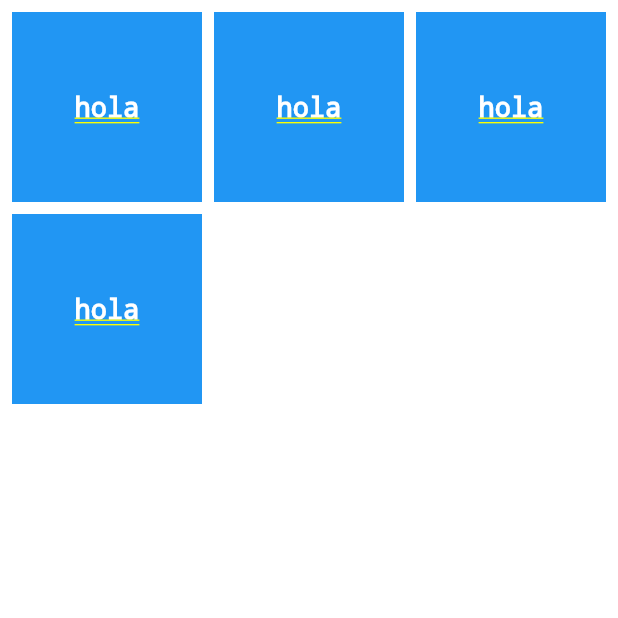
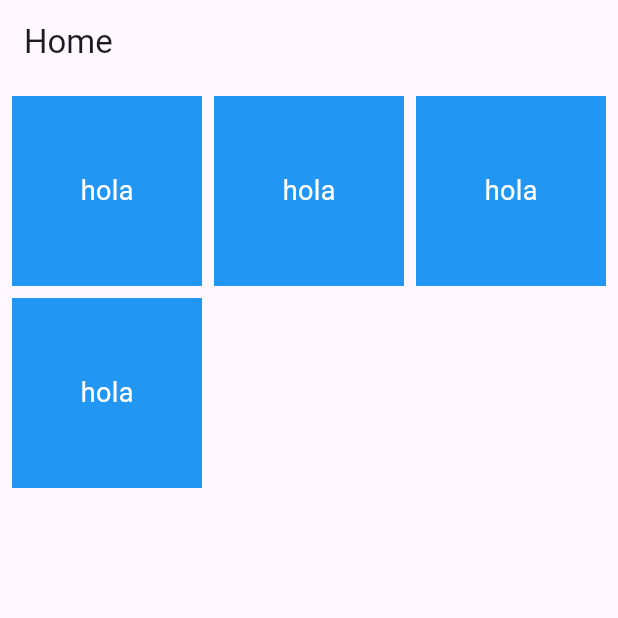
Before and after one commit to byronsmb/cryptocurrency_ui, a Flutter app: the screen it shows after launch, on a phone screen of 412 x 824 dp, the top half of it. Run offline on Flutter 3.47's test engine with Material 2 defaults, Android fonts, the phone set to English and light mode, and no system bars.

Commit message:
Update main_page.dart

```diff
--- a/lib/main_page.dart
+++ b/lib/main_page.dart
@@ -5,7 +5,9 @@ class MainPage extends StatelessWidget {
 
   @override
   Widget build(BuildContext context) {
-    return GridView.builder(
+    return Scaffold(
+      appBar: AppBar(title: Text("Home")),
+      body: GridView.builder(
         gridDelegate: SliverGridDelegateWithFixedCrossAxisCount(
           crossAxisCount: 3, // number of items in each row
           mainAxisSpacing: 8.0, // spacing between rows
@@ -24,6 +26,7 @@ class MainPage extends StatelessWidget {
             ),
           );
         },
+      ),
     );
   }
 }
```
Lines whose indentation alone changed are shown as unchanged.
